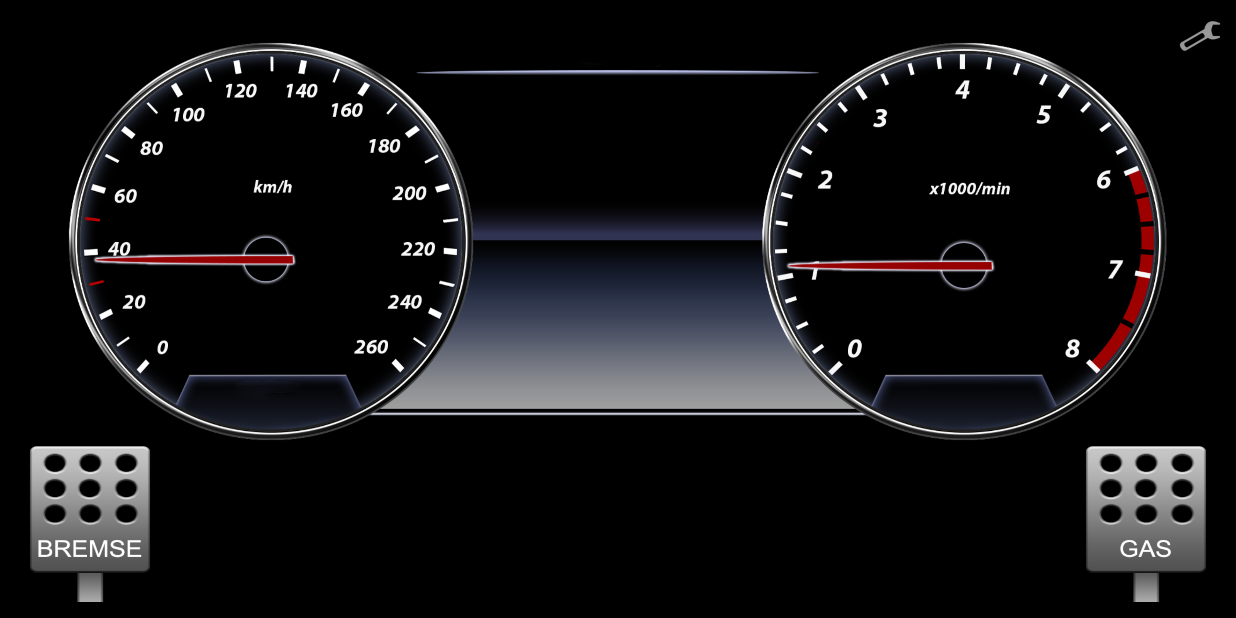
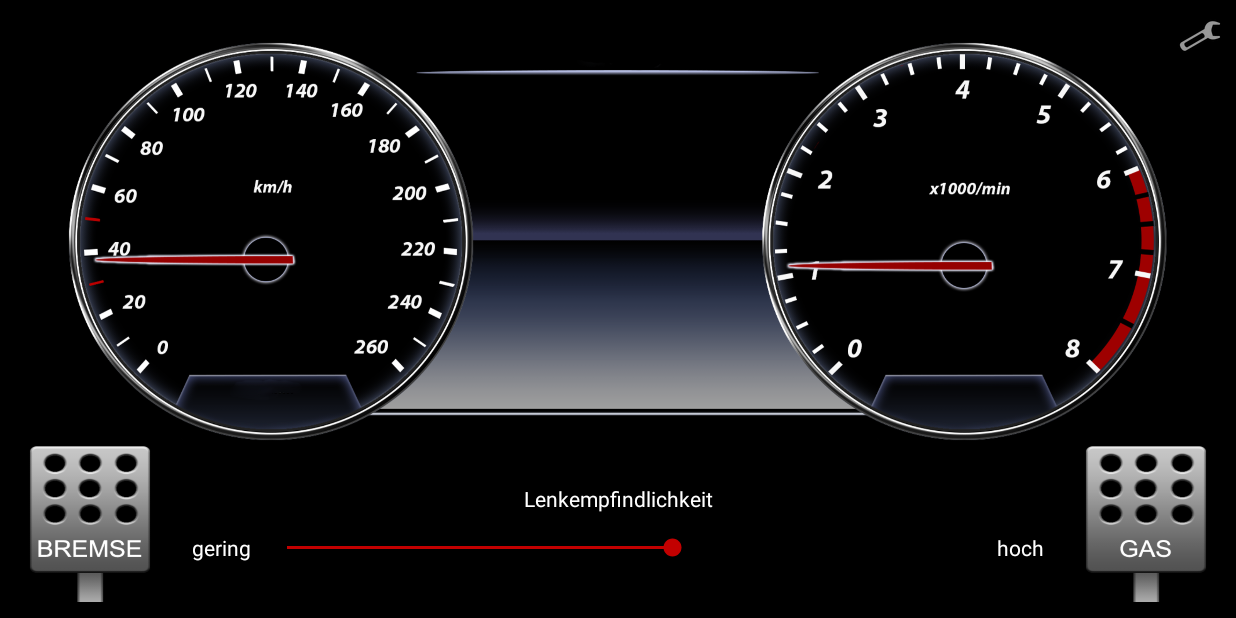
Before and after one commit to MSalini92/SilabControl, an Android app: the screen it shows after launch (MainActivity), on a phone screen of 824 x 412 dp (held sideways). Run offline under Robolectric (Android 15) with nearby library versions, the phone set to English and light mode, and no system bars.

Commit message:
Lenkempfindlichkeit einstellbar

```diff
--- a/app/src/main/java/com/example/silabcontrol/MainActivity.java
+++ b/app/src/main/java/com/example/silabcontrol/MainActivity.java
@@ -21,6 +21,7 @@ import android.view.animation.RotateAnimation;
 import android.widget.Button;
 import android.widget.EditText;
 import android.widget.ImageView;
+import android.widget.SeekBar;
 
 import java.io.DataInputStream;
 import java.io.DataOutputStream;
@@ -40,15 +41,19 @@ public class MainActivity extends AppCompatActivity implements SensorEventListen
     double steering = 0;
     double speed;
     double rpm;
+    double steeringSensitivity = 0.3;
 
     ImageView pointerSpeed;
     ImageView pointerRevs;
+
+    SeekBar seekBar;
 
     Socket s;
     DataInputStream dis;
     InputStream is;
     DataOutputStream dos;
     OutputStream os;
+
 
     String server = "192.168.2.105";
     int port = 25143;
@@ -83,6 +88,7 @@ public class MainActivity extends AppCompatActivity implements SensorEventListen
         pointerRevs = (ImageView) findViewById(R.id.imageView3);
         buttonThrottle = (Button) findViewById(R.id.button2);
         buttonBrake = (Button) findViewById(R.id.button);
+        seekBar = (SeekBar) findViewById(R.id.seekBar);
 
 
 
@@ -104,7 +110,7 @@ public class MainActivity extends AppCompatActivity implements SensorEventListen
             @Override
             public boolean onTouch(View v, MotionEvent event) {
                 if (event.getAction() == MotionEvent.ACTION_DOWN) {
-                    inputGas = 1.0;
+                    inputGas = 0.7;
                     v.setPressed(true);
                 } else if (event.getAction() == MotionEvent.ACTION_UP) {
                     inputGas = 0.0;
@@ -135,8 +141,30 @@ public class MainActivity extends AppCompatActivity implements SensorEventListen
 
 
 
+        seekBar.setOnSeekBarChangeListener(new SeekBar.OnSeekBarChangeListener() {
+            @Override
+            public void onProgressChanged(SeekBar seekBar, int progress, boolean fromUser) {
+                steeringSensitivity = (progress * 0.1) + 0.1;
+            }
+
+            @Override
+            public void onStartTrackingTouch(SeekBar seekBar) {
+
+            }
+
+            @Override
+            public void onStopTrackingTouch(SeekBar seekBar) {
+
+            }
+        });
+
+
+
 
     }
+
+
+
 
 
 
@@ -244,7 +272,7 @@ public class MainActivity extends AppCompatActivity implements SensorEventListen
     */
 
 
-            steering = y * -0.1;
+            steering = y * (steeringSensitivity * -1);
 
 
 
--- a/app/src/main/res/layout/activity_main.xml
+++ b/app/src/main/res/layout/activity_main.xml
@@ -127,4 +127,56 @@
         app:layout_constraintTop_toTopOf="parent"
         app:layout_constraintVertical_bias="0.0"
         app:srcCompat="@android:drawable/ic_menu_preferences" />
+
+    <SeekBar
+        android:id="@+id/seekBar"
+        android:layout_width="0dp"
+        android:layout_height="30dp"
+        android:layout_marginStart="8dp"
+        android:layout_marginEnd="8dp"
+        android:layout_marginBottom="32dp"
+        android:max="7"
+        android:progress="4"
+        app:layout_constraintBottom_toBottomOf="parent"
+        app:layout_constraintEnd_toStartOf="@+id/textView3"
+        app:layout_constraintStart_toEndOf="@+id/textView2" />
+
+    <TextView
+        android:id="@+id/textView"
+        android:layout_width="wrap_content"
+        android:layout_height="wrap_content"
+        android:layout_marginStart="8dp"
+        android:layout_marginEnd="8dp"
+        android:layout_marginBottom="8dp"
+        android:textColor="#FFFFFF"
+        android:text="Lenkempfindlichkeit"
+        app:layout_constraintBottom_toTopOf="@+id/seekBar"
+        app:layout_constraintEnd_toStartOf="@+id/button2"
+        app:layout_constraintStart_toEndOf="@+id/button" />
+
+    <TextView
+        android:id="@+id/textView2"
+        android:layout_width="wrap_content"
+        android:layout_height="wrap_content"
+        android:layout_marginStart="8dp"
+        android:layout_marginTop="8dp"
+        android:layout_marginBottom="32dp"
+        android:text="gering"
+        android:textColor="#FFFFFF"
+        app:layout_constraintBottom_toBottomOf="parent"
+        app:layout_constraintStart_toEndOf="@+id/button"
+        app:layout_constraintTop_toBottomOf="@+id/textView" />
+
+    <TextView
+        android:id="@+id/textView3"
+        android:layout_width="wrap_content"
+        android:layout_height="wrap_content"
+        android:layout_marginTop="8dp"
+        android:layout_marginEnd="8dp"
+        android:layout_marginBottom="32dp"
+        android:text="hoch"
+        android:textColor="#FFFFFF"
+        app:layout_constraintBottom_toBottomOf="parent"
+        app:layout_constraintEnd_toStartOf="@+id/button2"
+        app:layout_constraintTop_toBottomOf="@+id/textView" />
 </android.support.constraint.ConstraintLayout>
--- a/app/src/main/res/values/styles.xml
+++ b/app/src/main/res/values/styles.xml
@@ -5,7 +5,7 @@
         <!-- Customize your theme here. -->
         <item name="colorPrimary">@color/colorPrimary</item>
         <item name="colorPrimaryDark">@color/colorPrimaryDark</item>
-        <item name="colorAccent">@color/colorAccent</item>
+        <item name="colorAccent">#C20000</item>
     </style>
 
 </resources>
```
